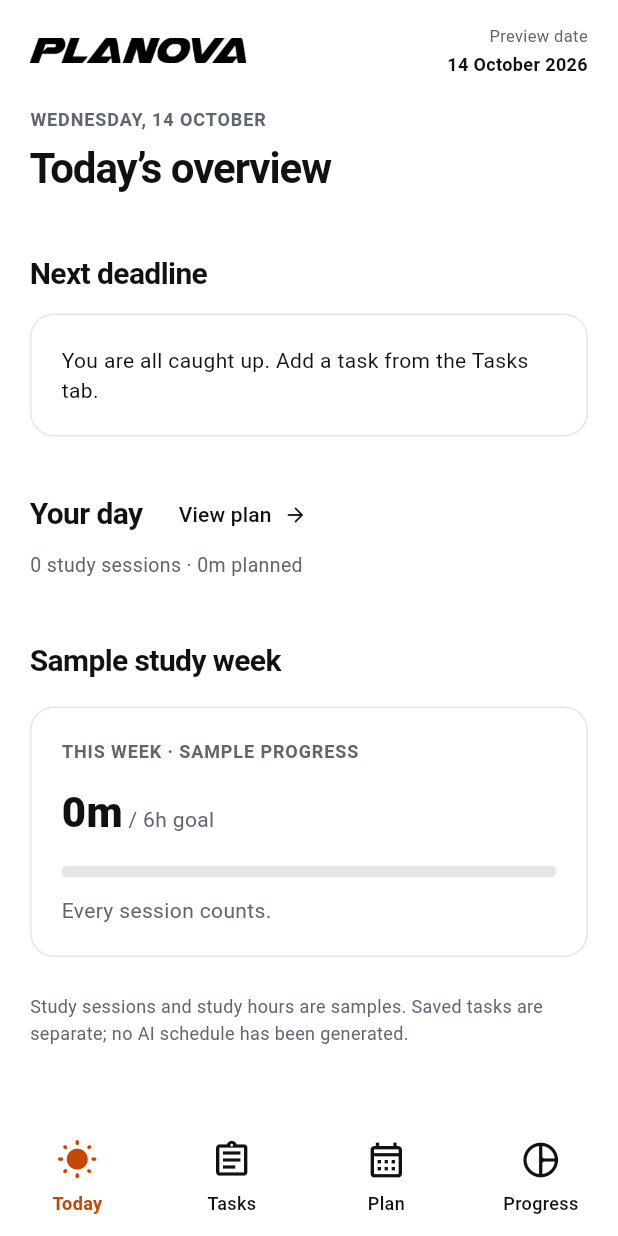
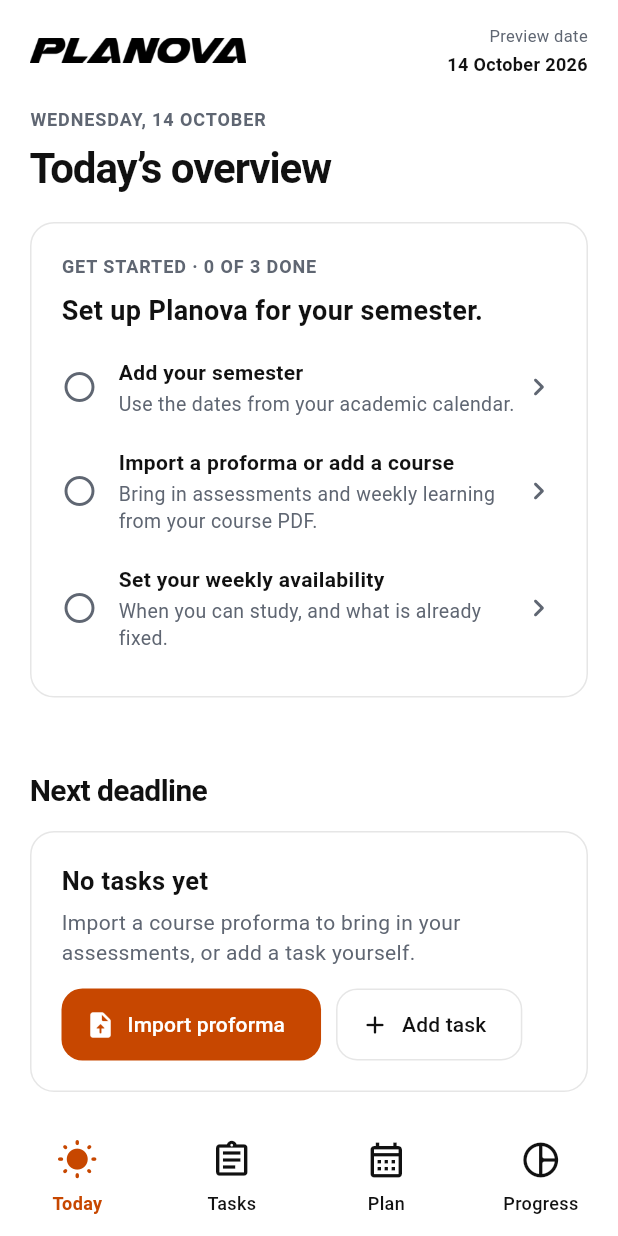
Before and after one commit to Alantan97/planova, a Flutter app: the screen it shows after launch, on a phone screen of 412 x 824 dp. Run offline on Flutter 3.47's test engine with Material 3 defaults, Android fonts, the phone set to English and light mode, and no system bars; our stand-ins replace file_picker, sembast, sembast_web; missing offline and left inert: pdfrx.

Commit message:
Add first-run checklist and honest empty states
- Today shows a Get started checklist (semester, courses, availability)
  that ticks off from saved data and hides when complete.
- Next deadline distinguishes "No tasks yet" (with Import proforma and
  Add task actions) from "all caught up".
- Without sample sessions, Today, Plan and Progress no longer show empty
  "sample" content and say plainly that planning/study tracking is not
  implemented yet. The demo build keeps its labelled samples.

Co-Authored-By: Claude Opus 5.5 <noreply@anthropic.com>

```diff
--- a/lib/app/app_shell.dart
+++ b/lib/app/app_shell.dart
@@ -48,7 +48,10 @@ class _AppShellState extends State<AppShell> {
 
   @override
   Widget build(BuildContext context) => ListenableBuilder(
-    listenable: widget.dependencies.tasks,
+    listenable: Listenable.merge([
+      widget.dependencies.tasks,
+      widget.dependencies.availability,
+    ]),
     builder: (context, _) => Scaffold(
       body: SafeArea(
         bottom: false,
@@ -70,6 +73,7 @@ class _AppShellState extends State<AppShell> {
                     child: switch (_tab) {
                       0 => TodayScreen(
                         viewModel: _today,
+                        availability: widget.dependencies.availability,
                         onViewPlan: _viewPlan,
                       ),
                       1 => TasksScreen(
--- a/lib/core/widgets/study_components.dart
+++ b/lib/core/widgets/study_components.dart
@@ -133,11 +133,16 @@ class DateTile extends StatelessWidget {
 }
 
 class DemoNote extends StatelessWidget {
-  const DemoNote({super.key});
+  const DemoNote({super.key, this.samples = true});
+
+  /// False in real local mode, where no sample sessions are shown.
+  final bool samples;
   @override
-  Widget build(BuildContext context) => const Text(
-    'Study sessions and study hours are samples. Saved tasks are separate; no AI schedule has been generated.',
-    style: TextStyle(fontSize: 12, color: planovaMuted, height: 1.5),
+  Widget build(BuildContext context) => Text(
+    samples
+        ? 'Study sessions and study hours are samples. Saved tasks are separate; no AI schedule has been generated.'
+        : 'Planova does not create study sessions yet. Your tasks, courses and availability are saved on this device.',
+    style: const TextStyle(fontSize: 12, color: planovaMuted, height: 1.5),
   );
 }
 
--- a/lib/data/mock/mock_study_repository.dart
+++ b/lib/data/mock/mock_study_repository.dart
@@ -14,6 +14,9 @@ class MockStudyRepository implements StudyRepository {
 
   @override
   int get weeklyGoalMinutes => 360;
+
+  @override
+  bool get showsSampleSessions => _sessions.isNotEmpty;
 
   @override
   List<StudySession> sessionsOn(DateTime date) {
--- a/lib/data/repositories/study_repository.dart
+++ b/lib/data/repositories/study_repository.dart
@@ -4,4 +4,8 @@ abstract interface class StudyRepository {
   List<StudySession> sessionsOn(DateTime date);
   int completedMinutesInWeek(DateTime date);
   int get weeklyGoalMinutes;
+
+  /// True only when the sessions shown are illustrative samples (demo build).
+  /// Real local mode has no sessions until the planner is implemented.
+  bool get showsSampleSessions;
 }
--- a/lib/features/today/screens/today_screen.dart
+++ b/lib/features/today/screens/today_screen.dart
@@ -5,20 +5,28 @@ import '../../../core/widgets/study_components.dart';
 import '../../../core/widgets/session_widgets.dart';
 import '../../../core/widgets/task_card.dart';
 import '../../../core/widgets/progress_summary.dart';
+import '../../../data/repositories/availability_repository.dart';
 import '../view_models/today_view_model.dart';
+import '../widgets/get_started_card.dart';
+import '../../courses/screens/courses_screen.dart';
 import '../../tasks/screens/task_details_screen.dart';
+import '../../tasks/screens/task_form_screen.dart';
 
 class TodayScreen extends StatelessWidget {
   const TodayScreen({
     super.key,
     required this.viewModel,
+    required this.availability,
     required this.onViewPlan,
   });
   final TodayViewModel viewModel;
+  final AvailabilityRepository availability;
   final VoidCallback onViewPlan;
   @override
   Widget build(BuildContext context) {
     final sessions = viewModel.sessions;
+    final tasks = viewModel.taskRepository;
+    final samples = viewModel.studyRepository.showsSampleSessions;
     return Column(
       crossAxisAlignment: CrossAxisAlignment.start,
       children: [
@@ -26,6 +34,14 @@ class TodayScreen extends StatelessWidget {
         const SizedBox(height: 8),
         const PageHeading(title: 'Today’s overview'),
         const SizedBox(height: 20),
+        if (GetStartedCard.isNeeded(tasks, availability)) ...[
+          GetStartedCard(
+            tasks: tasks,
+            availability: availability,
+            clock: viewModel.clock,
+          ),
+          const SizedBox(height: 28),
+        ],
         if (viewModel.nextSession != null)
           NextSessionCard(viewModel.nextSession!),
         const SizedBox(height: 20),
@@ -37,16 +53,16 @@ class TodayScreen extends StatelessWidget {
             now: viewModel.clock.now(),
             onTap: () => openTaskDetails(
               context,
-              viewModel.taskRepository,
+              tasks,
               viewModel.clock,
               viewModel.upcomingTask!.id,
             ),
           )
+        else if (tasks.tasks.isEmpty)
+          _NoTasksPanel(viewModel: viewModel)
         else
           const Panel(
-            child: Text(
-              'You are all caught up. Add a task from the Tasks tab.',
-            ),
+            child: Text('You are all caught up. Every saved task is complete.'),
           ),
         const SizedBox(height: 28),
         SectionTitle(
@@ -59,11 +75,16 @@ class TodayScreen extends StatelessWidget {
           ),
         ),
         Text(
-          viewModel.workloadLabel,
-          style: TextStyle(color: planovaMuted, fontSize: 13),
+          samples ? viewModel.workloadLabel : 'No study sessions yet. Planova will plan them around your availability in a later version.',
+          style: const TextStyle(
+            color: planovaMuted,
+            fontSize: 13,
+            height: 1.4,
+          ),
         ),
         const SizedBox(height: 16),
         ...sessions.map((session) => SessionRow(session)),
+        if (samples) ...[
           const SizedBox(height: 24),
           const SectionTitle('Sample study week'),
           const SizedBox(height: 16),
@@ -71,9 +92,70 @@ class TodayScreen extends StatelessWidget {
             minutes: viewModel.completedMinutes,
             goalMinutes: viewModel.goalMinutes,
           ),
+        ],
         const SizedBox(height: 24),
-        const DemoNote(),
+        DemoNote(samples: samples),
       ],
     );
   }
 }
+
+/// Shown only when no tasks exist at all, so "caught up" is never claimed
+/// for a student who has not started.
+class _NoTasksPanel extends StatelessWidget {
+  const _NoTasksPanel({required this.viewModel});
+  final TodayViewModel viewModel;
+
+  @override
+  Widget build(BuildContext context) => Panel(
+    child: Column(
+      crossAxisAlignment: CrossAxisAlignment.start,
+      children: [
+        const Text(
+          'No tasks yet',
+          style: TextStyle(fontSize: 17, fontWeight: FontWeight.w700),
+        ),
+        const SizedBox(height: 6),
+        const Text(
+          'Import a course proforma to bring in your assessments, or add a task yourself.',
+          style: TextStyle(color: planovaMuted, height: 1.45),
+        ),
+        const SizedBox(height: 14),
+        Wrap(
+          spacing: 10,
+          runSpacing: 10,
+          children: [
+            FilledButton.icon(
+              key: const ValueKey('today-import-proforma'),
+              onPressed: () => Navigator.push(
+                context,
+                MaterialPageRoute<void>(
+                  builder: (_) => CoursesScreen(
+                    repository: viewModel.taskRepository,
+                    clock: viewModel.clock,
+                  ),
+                ),
+              ),
+              icon: const Icon(Icons.upload_file_rounded, size: 20),
+              label: const Text('Import proforma'),
+            ),
+            OutlinedButton.icon(
+              key: const ValueKey('today-add-task'),
+              onPressed: () => Navigator.push(
+                context,
+                MaterialPageRoute<void>(
+                  builder: (_) => TaskFormScreen(
+                    repository: viewModel.taskRepository,
+                    clock: viewModel.clock,
+                  ),
+                ),
+              ),
+              icon: const Icon(Icons.add_rounded, size: 20),
+              label: const Text('Add task'),
+            ),
+          ],
+        ),
+      ],
+    ),
+  );
+}
--- /dev/null
+++ b/lib/features/today/widgets/get_started_card.dart
@@ -0,0 +1,143 @@
+import 'package:flutter/material.dart';
+
+import '../../../core/theme/app_theme.dart';
+import '../../../core/time/app_clock.dart';
+import '../../../core/widgets/study_components.dart';
+import '../../../data/repositories/availability_repository.dart';
+import '../../../data/repositories/task_repository.dart';
+import '../../availability/screens/availability_screen.dart';
+import '../../courses/screens/courses_screen.dart';
+
+/// First-run checklist, following docs/workflow.md §3: semester → courses →
+/// availability. Each step is ticked from saved data, so it stays accurate
+/// after restarts. The card disappears once every step is done.
+class GetStartedCard extends StatelessWidget {
+  const GetStartedCard({
+    super.key,
+    required this.tasks,
+    required this.availability,
+    required this.clock,
+  });
+  final TaskRepository tasks;
+  final AvailabilityRepository availability;
+  final AppClock clock;
+
+  /// Whether the card has anything left to show.
+  static bool isNeeded(TaskRepository tasks, AvailabilityRepository week) =>
+      tasks.semesters.isEmpty ||
+      tasks.courses.isEmpty ||
+      week.availability.windows.isEmpty;
+
+  @override
+  Widget build(BuildContext context) {
+    void openCourses() => Navigator.push(
+      context,
+      MaterialPageRoute<void>(
+        builder: (_) => CoursesScreen(repository: tasks, clock: clock),
+      ),
+    );
+    final steps = [
+      (
+        key: 'setup-semester',
+        title: 'Add your semester',
+        detail: 'Use the dates from your academic calendar.',
+        done: tasks.semesters.isNotEmpty,
+        open: openCourses,
+      ),
+      (
+        key: 'setup-courses',
+        title: 'Import a proforma or add a course',
+        detail:
+            'Bring in assessments and weekly learning from your course PDF.',
+        done: tasks.courses.isNotEmpty,
+        open: openCourses,
+      ),
+      (
+        key: 'setup-availability',
+        title: 'Set your weekly availability',
+        detail: 'When you can study, and what is already fixed.',
+        done: availability.availability.windows.isNotEmpty,
+        open: () => Navigator.push(
+          context,
+          MaterialPageRoute<void>(
+            builder: (_) => AvailabilityScreen(repository: availability),
+          ),
+        ),
+      ),
+    ];
+    final done = steps.where((step) => step.done).length;
+    return Panel(
+      child: Column(
+        crossAxisAlignment: CrossAxisAlignment.start,
+        children: [
+          Eyebrow('GET STARTED · $done OF ${steps.length} DONE'),
+          const SizedBox(height: 8),
+          const Text(
+            'Set up Planova for your semester.',
+            style: TextStyle(fontSize: 18, fontWeight: FontWeight.w700),
+          ),
+          const SizedBox(height: 8),
+          for (final (index, step) in steps.indexed)
+            Semantics(
+              button: true,
+              label:
+                  'Step ${index + 1}: ${step.title}${step.done ? ', done' : ''}',
+              excludeSemantics: true,
+              onTap: step.open,
+              child: InkWell(
+                key: ValueKey(step.key),
+                borderRadius: BorderRadius.circular(12),
+                onTap: step.open,
+                child: Padding(
+                  padding: const EdgeInsets.symmetric(vertical: 10),
+                  child: Row(
+                    children: [
+                      Icon(
+                        step.done
+                            ? Icons.check_circle_rounded
+                            : Icons.radio_button_unchecked_rounded,
+                        color: step.done ? planovaActionOrange : planovaMuted,
+                      ),
+                      const SizedBox(width: 14),
+                      Expanded(
+                        child: Column(
+                          crossAxisAlignment: CrossAxisAlignment.start,
+                          children: [
+                            Text(
+                              step.title,
+                              style: TextStyle(
+                                fontWeight: FontWeight.w600,
+                                color: step.done ? planovaMuted : planovaInk,
+                                decoration: step.done
+                                    ? TextDecoration.lineThrough
+                                    : null,
+                              ),
+                            ),
+                            if (!step.done) ...[
+                              const SizedBox(height: 2),
+                              Text(
+                                step.detail,
+                                style: const TextStyle(
+                                  color: planovaMuted,
+                                  fontSize: 13,
+                                  height: 1.4,
+                                ),
+                              ),
+                            ],
+                          ],
+                        ),
+                      ),
+                      const Icon(
+                        Icons.chevron_right_rounded,
+                        color: planovaMuted,
+                      ),
+                    ],
+                  ),
+                ),
+              ),
+            ),
+        ],
+      ),
+    );
+  }
+}
```
Also changed, not shown: lib/features/planner/screens/planner_screen.dart (+23 -12 lines), lib/features/progress/screens/progress_screen.dart (+53 -7 lines), 1 other file. Lines whose indentation alone changed are shown as unchanged.
